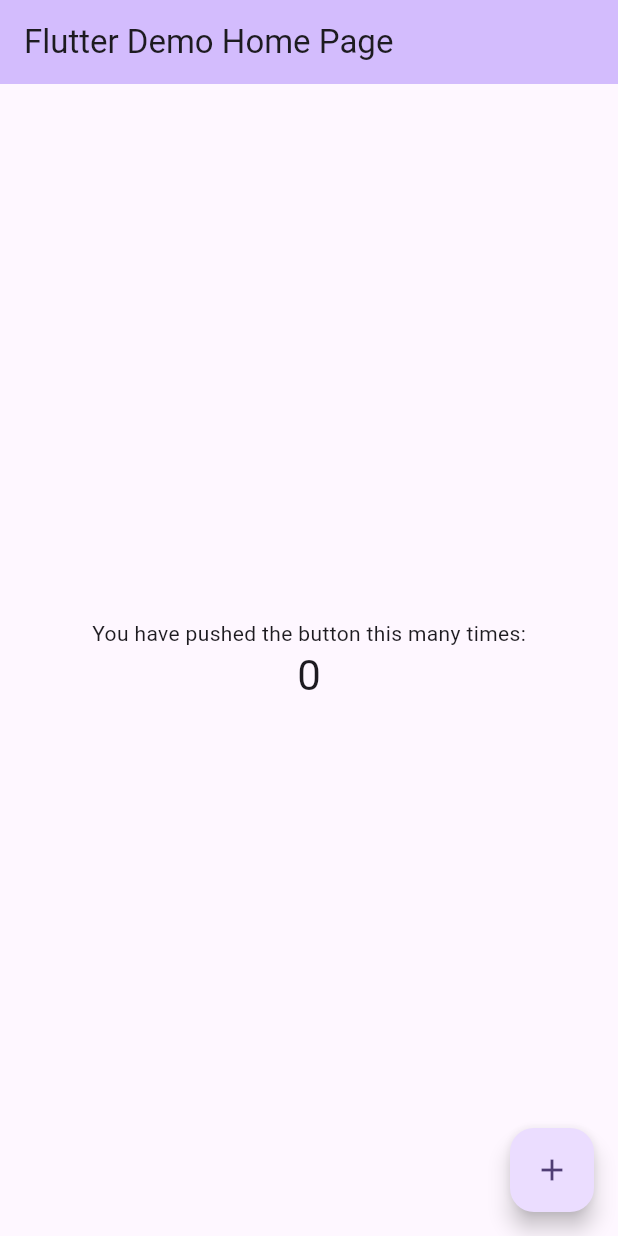
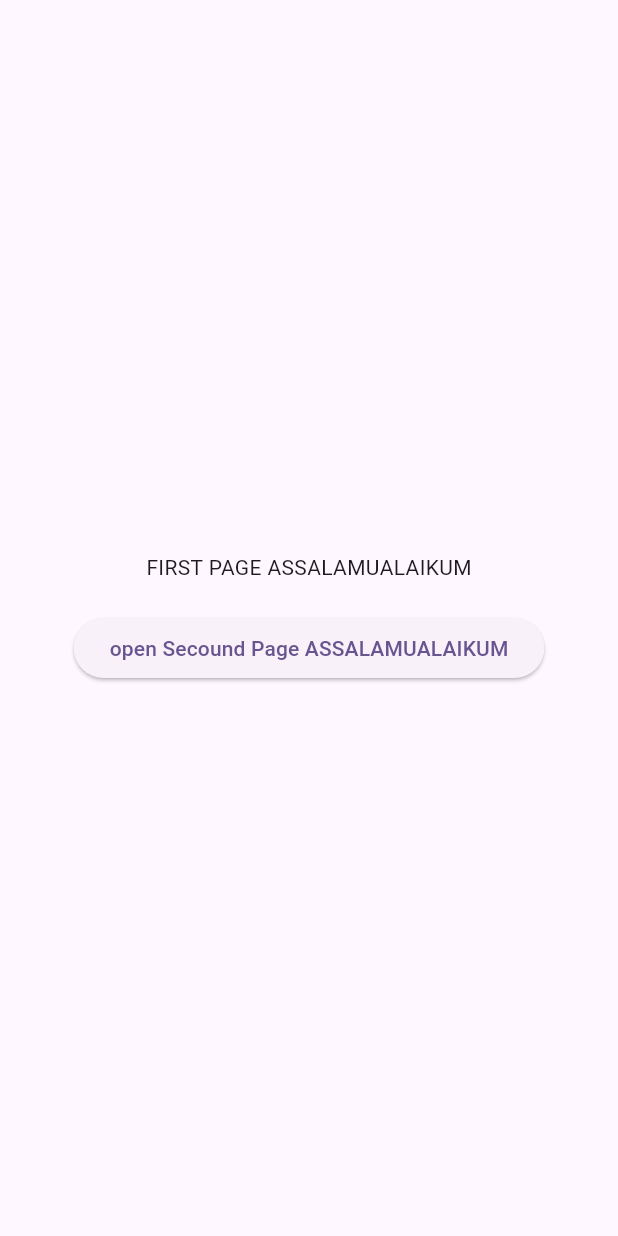
Before and after one commit to mamokEpan/FirstFlutterPortofolio, a Flutter app: the screen it shows after launch, on a phone screen of 412 x 824 dp. Run offline on Flutter 3.47's test engine with Material 2 defaults, Android fonts, the phone set to English and light mode, and no system bars.

Commit message:
update main

```diff
--- a/lib/main.dart
+++ b/lib/main.dart
@@ -13,113 +13,39 @@ class MyApp extends StatelessWidget {
     return MaterialApp(
       title: 'Flutter Demo',
       theme: ThemeData(
-        // This is the theme of your application.
-        //
-        // TRY THIS: Try running your application with "flutter run". You'll see
-        // the application has a blue toolbar. Then, without quitting the app,
-        // try changing the seedColor in the colorScheme below to Colors.green
-        // and then invoke "hot reload" (save your changes or press the "hot
-        // reload" button in a Flutter-supported IDE, or press "r" if you used
-        // the command line to start the app).
-        //
-        // Notice that the counter didn't reset back to zero; the application
-        // state is not lost during the reload. To reset the state, use hot
-        // restart instead.
-        //
-        // This works for code too, not just values: Most code changes can be
-        // tested with just a hot reload.
+        primarySwatch: Colors.blue,
         colorScheme: ColorScheme.fromSeed(seedColor: Colors.deepPurple),
         useMaterial3: true,
       ),
-      home: const MyHomePage(title: 'Flutter Demo Home Page'),
+      home: FirstPage(),
     );
   }
 }
 
-class MyHomePage extends StatefulWidget {
-  const MyHomePage({super.key, required this.title});
-
-  // This widget is the home page of your application. It is stateful, meaning
-  // that it has a State object (defined below) that contains fields that affect
-  // how it looks.
-
-  // This class is the configuration for the state. It holds the values (in this
-  // case the title) provided by the parent (in this case the App widget) and
-  // used by the build method of the State. Fields in a Widget subclass are
-  // always marked "final".
-
-  final String title;
+class FirstPage extends StatefulWidget {
+  const FirstPage({super.key});
 
   @override
-  State<MyHomePage> createState() => _MyHomePageState();
+  State<FirstPage> createState() => _FirstPageState();
 }
 
-class _MyHomePageState extends State<MyHomePage> {
-  int _counter = 0;
-
-  void _incrementCounter() {
-    setState(() {
-      // This call to setState tells the Flutter framework that something has
-      // changed in this State, which causes it to rerun the build method below
-      // so that the display can reflect the updated values. If we changed
-      // _counter without calling setState(), then the build method would not be
-      // called again, and so nothing would appear to happen.
-      _counter++;
-    });
-  }
-
+class _FirstPageState extends State<FirstPage> {
   @override
   Widget build(BuildContext context) {
-    // This method is rerun every time setState is called, for instance as done
-    // by the _incrementCounter method above.
-    //
-    // The Flutter framework has been optimized to make rerunning build methods
-    // fast, so that you can just rebuild anything that needs updating rather
-    // than having to individually change instances of widgets.
+
     return Scaffold(
-      appBar: AppBar(
-        // TRY THIS: Try changing the color here to a specific color (to
-        // Colors.amber, perhaps?) and trigger a hot reload to see the AppBar
-        // change color while the other colors stay the same.
-        backgroundColor: Theme.of(context).colorScheme.inversePrimary,
-        // Here we take the value from the MyHomePage object that was created by
-        // the App.build method, and use it to set our appbar title.
-        title: Text(widget.title),
-      ),
       body: Center(
-        // Center is a layout widget. It takes a single child and positions it
-        // in the middle of the parent.
         child: Column(
-          // Column is also a layout widget. It takes a list of children and
-          // arranges them vertically. By default, it sizes itself to fit its
-          // children horizontally, and tries to be as tall as its parent.
-          //
-          // Column has various properties to control how it sizes itself and
-          // how it positions its children. Here we use mainAxisAlignment to
-          // center the children vertically; the main axis here is the vertical
-          // axis because Columns are vertical (the cross axis would be
-          // horizontal).
-          //
-          // TRY THIS: Invoke "debug painting" (choose the "Toggle Debug Paint"
-          // action in the IDE, or press "p" in the console), to see the
-          // wireframe for each widget.
-          mainAxisAlignment: MainAxisAlignment.center,
-          children: <Widget>[
-            const Text(
-              'You have pushed the button this many times:',
+          mainAxisSize: MainAxisSize.min,
+          children: [
+            Text("FIRST PAGE ASSALAMUALAIKUM"),
+            SizedBox(
+              height: 20,
             ),
-            Text(
-              '$_counter',
-              style: Theme.of(context).textTheme.headlineMedium,
-            ),
+            ElevatedButton(onPressed: (){}, child: const Text("open Secound Page ASSALAMUALAIKUM"))
           ],
         ),
       ),
-      floatingActionButton: FloatingActionButton(
-        onPressed: _incrementCounter,
-        tooltip: 'Increment',
-        child: const Icon(Icons.add),
-      ), // This trailing comma makes auto-formatting nicer for build methods.
     );
   }
 }
```
Also changed, not shown: 1 other file.
